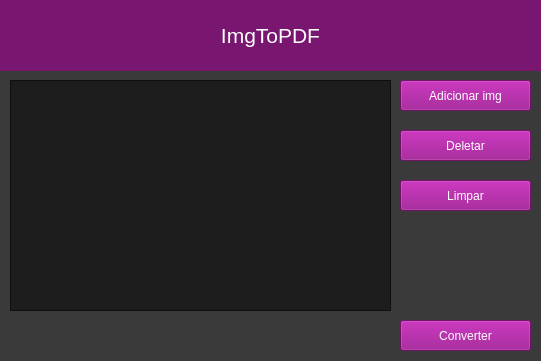
Qt form designs/designConverter.ui (mga98/pdfManager) before a commit.
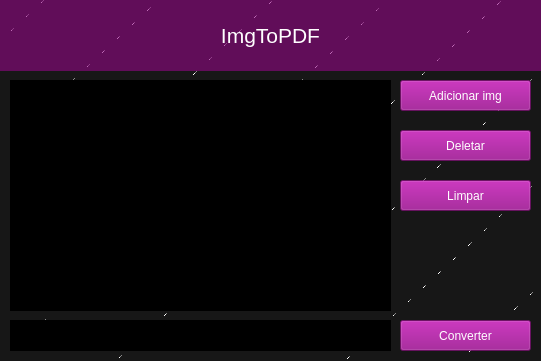
The same form after that commit.

```diff
--- a/designs/designConverter.ui
+++ b/designs/designConverter.ui
@@ -14,7 +14,7 @@
    <string>Form</string>
   </property>
   <property name="styleSheet">
-   <string notr="true">background-color: rgb(58, 58, 58);</string>
+   <string notr="true">background-color: qlineargradient(spread:repeat, x1:0.456, y1:0.365, x2:0.596, y2:0.465, stop:0.998342 rgba(23, 23, 23, 255), stop:1 rgba(255, 255, 255, 255));</string>
   </property>
   <widget class="QPushButton" name="btnArquivo">
    <property name="geometry">
@@ -41,7 +41,7 @@
     <string extracomment=" "/>
    </property>
    <property name="styleSheet">
-    <string notr="true">background-color: rgba(147, 6, 133, 0.7);
+    <string notr="true">background-color: rgba(147, 6, 133, 0.6);
 color: rgb(255, 255, 255);</string>
    </property>
    <property name="text">
@@ -63,7 +63,7 @@
     </font>
    </property>
    <property name="styleSheet">
-    <string notr="true">background-color: rgba(147, 6, 133, 0.7);</string>
+    <string notr="true">background-color: rgba(147, 6, 133, 0.6);</string>
    </property>
    <property name="text">
     <string>&lt;html&gt;&lt;head/&gt;&lt;body&gt;&lt;p&gt;&lt;span style=&quot; font-size:16pt; color:#ffffff;&quot;&gt;ImgToPDF&lt;/span&gt;&lt;/p&gt;&lt;/body&gt;&lt;/html&gt;</string>
@@ -96,7 +96,7 @@
     <cursorShape>PointingHandCursor</cursorShape>
    </property>
    <property name="styleSheet">
-    <string notr="true">background-color: rgba(147, 6, 133, 0.7);
+    <string notr="true">background-color: rgba(147, 6, 133, 0.6);
 color: rgb(255, 255, 255);</string>
    </property>
    <property name="text">
@@ -121,7 +121,7 @@
     <cursorShape>PointingHandCursor</cursorShape>
    </property>
    <property name="styleSheet">
-    <string notr="true">background-color: rgba(147, 6, 133, 0.7);
+    <string notr="true">background-color: rgba(147, 6, 133, 0.6);
 color: rgb(255, 255, 255);</string>
    </property>
    <property name="text">
@@ -131,19 +131,25 @@
   <widget class="QLabel" name="label_2">
    <property name="geometry">
     <rect>
-     <x>20</x>
+     <x>10</x>
      <y>320</y>
-     <width>361</width>
+     <width>381</width>
      <height>31</height>
     </rect>
    </property>
    <property name="font">
     <font>
+     <family>MS Shell Dlg 2</family>
      <pointsize>10</pointsize>
+     <weight>9</weight>
+     <italic>false</italic>
+     <bold>false</bold>
     </font>
    </property>
    <property name="styleSheet">
-    <string notr="true">color: rgb(255, 255, 255);</string>
+    <string notr="true">background-color: rgb(0, 0, 0);
+color: rgb(255, 255, 255);
+font: 75 10pt &quot;MS Shell Dlg 2&quot;;</string>
    </property>
    <property name="text">
     <string/>
@@ -168,7 +174,7 @@
     <cursorShape>PointingHandCursor</cursorShape>
    </property>
    <property name="styleSheet">
-    <string notr="true">background-color: rgba(147, 6, 133, 0.7);
+    <string notr="true">background-color: rgba(147, 6, 133, 0.6);
 color: rgb(255, 255, 255);</string>
    </property>
    <property name="text">
@@ -185,7 +191,7 @@
     </rect>
    </property>
    <property name="styleSheet">
-    <string notr="true">background-color: rgba(0, 0, 0, 0.5);
+    <string notr="true">background-color: rgb(0, 0, 0);
 color: rgb(255, 255, 255);</string>
    </property>
   </widget>
```
Left out of the diff: 2 changed lines with no effect on the pictures.
